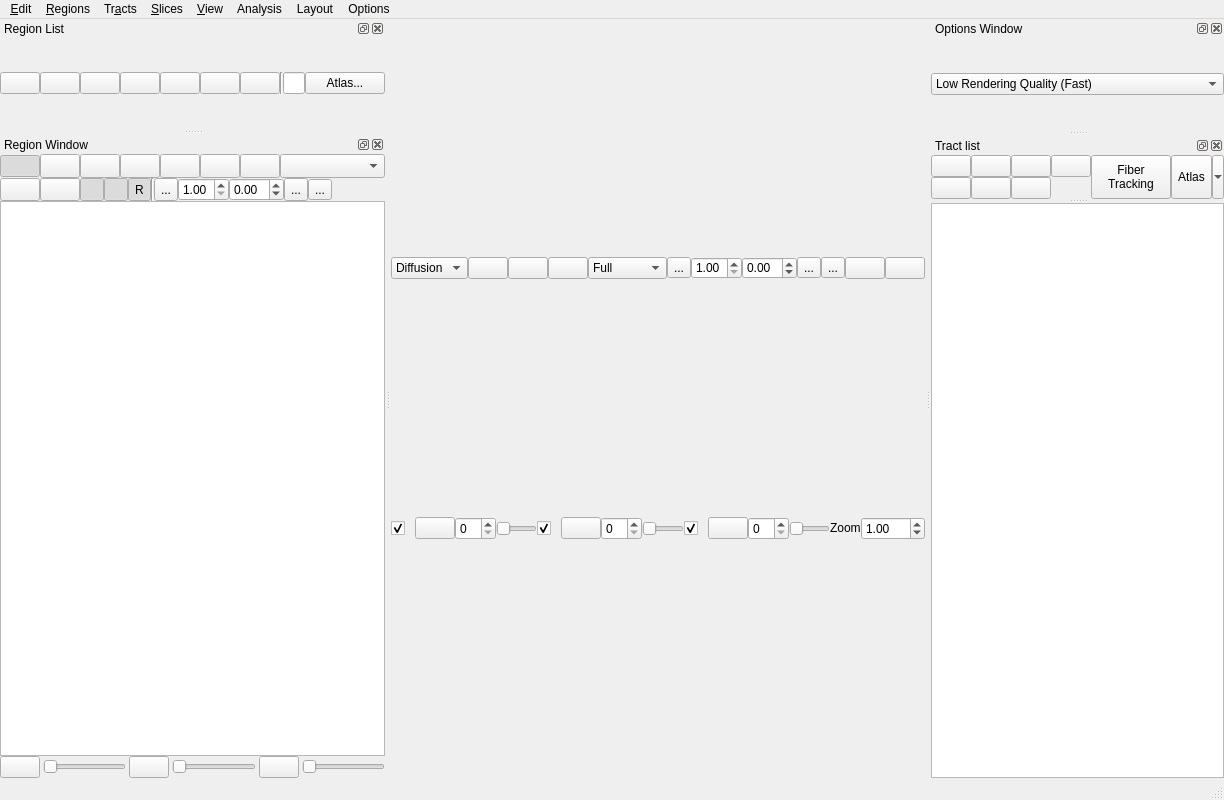
Before: the Qt Designer form tracking/tracking_window.ui in frankyeh/DSI-Studio, drawn with Qt 5.
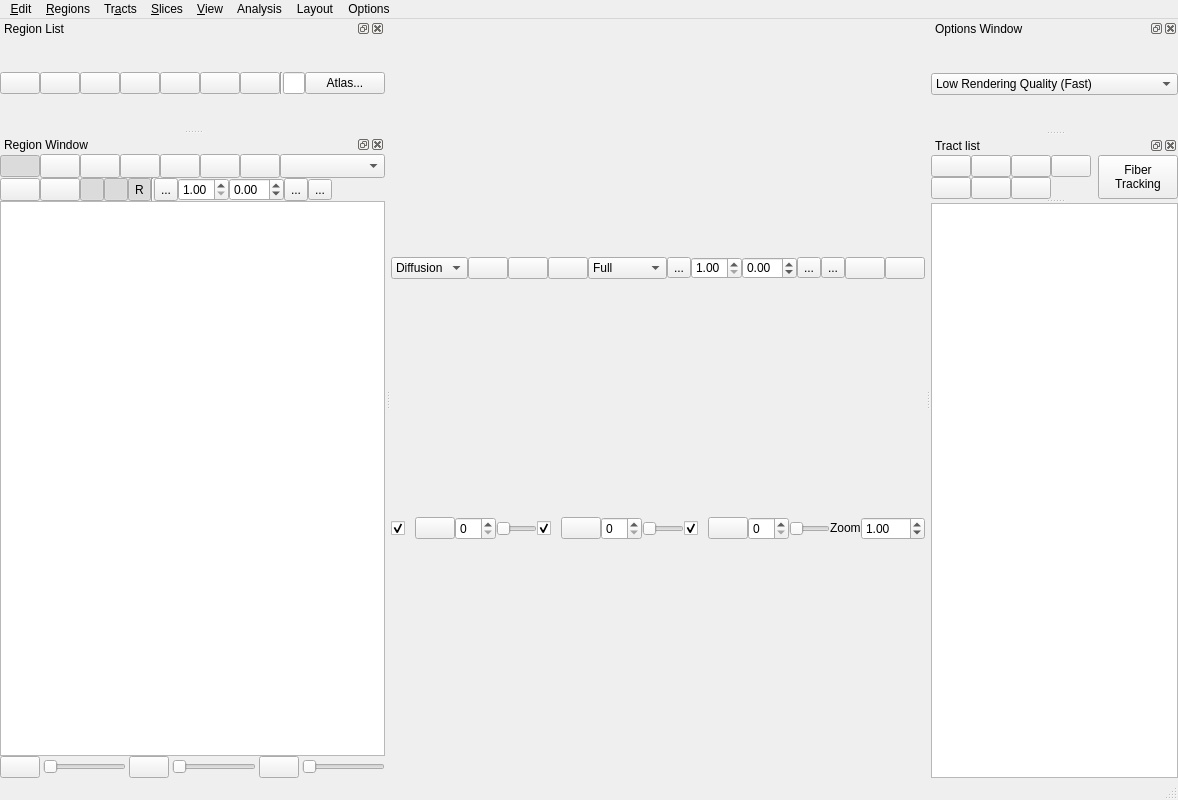
After: the same form once the commit is applied. Icons and pictures are not drawn. Custom widgets are drawn as their Qt base class.

The edit to the form file:
```diff
--- a/tracking/tracking_window.ui
+++ b/tracking/tracking_window.ui
@@ -1552,22 +1552,6 @@
            </property>
           </widget>
          </item>
-         <item>
-          <widget class="QToolButton" name="atlas_tracking">
-           <property name="sizePolicy">
-            <sizepolicy hsizetype="Fixed" vsizetype="Preferred">
-             <horstretch>0</horstretch>
-             <verstretch>0</verstretch>
-            </sizepolicy>
-           </property>
-           <property name="text">
-            <string>Atlas</string>
-           </property>
-           <property name="popupMode">
-            <enum>QToolButton::MenuButtonPopup</enum>
-           </property>
-          </widget>
-         </item>
         </layout>
        </item>
        <item>
```
Left out of the diff: 6 changed lines with no effect on the pictures.
